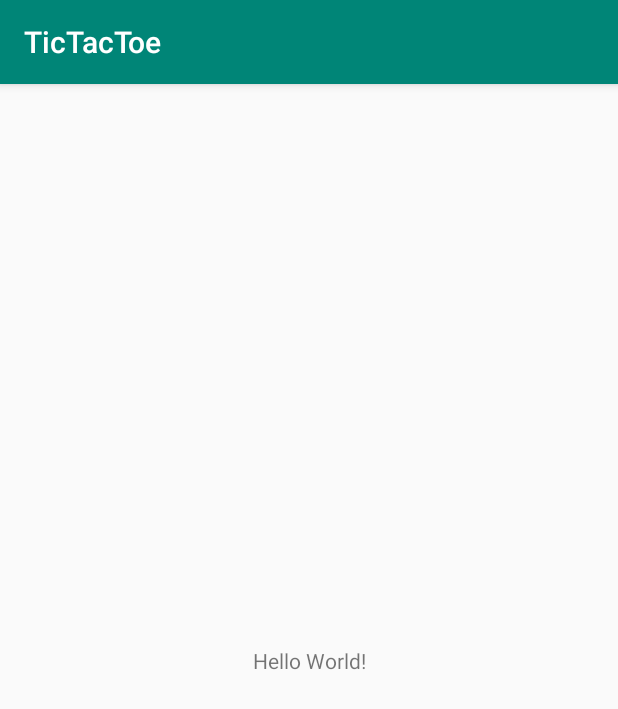
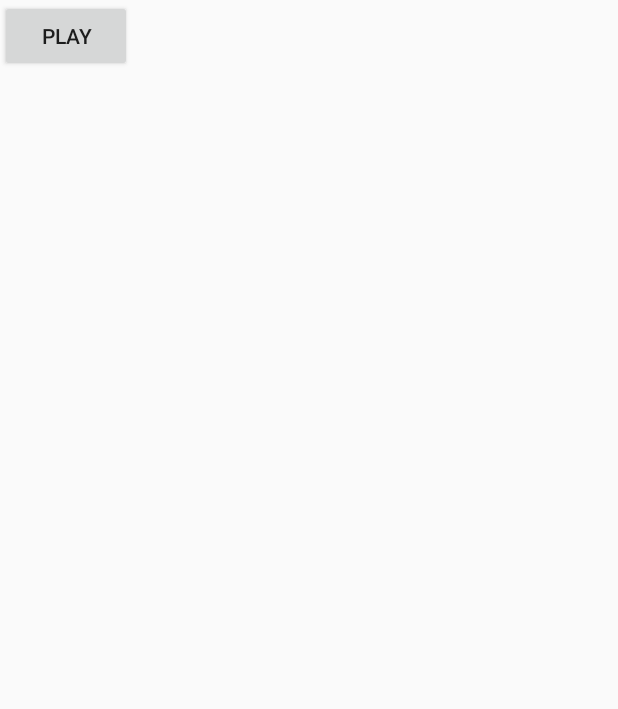
Before and after one commit to jahnsrud/super-ttt, an Android app: the screen it shows after launch (MainActivity), on a phone screen of 412 x 824 dp. Shown: the top 709 px of the screen. Run offline under Robolectric (Android 15) with nearby library versions, the phone set to English and light mode, and no system bars.

Commit message:
Initial styling

```diff
--- a/TicTacToe/app/src/main/res/drawable-v24/ic_launcher_foreground.xml
+++ b/TicTacToe/app/src/main/res/drawable-v24/ic_launcher_foreground.xml
@@ -18,10 +18,10 @@
                     android:type="linear">
                 <item
                         android:color="#44000000"
-                    android:offset="0.0" />
+                        android:offset="0.0"/>
                 <item
                         android:color="#00000000"
-                    android:offset="1.0" />
+                        android:offset="1.0"/>
             </gradient>
         </aapt:attr>
     </path>
@@ -30,5 +30,5 @@
             android:fillType="nonZero"
             android:pathData="M66.94,46.02L66.94,46.02C72.44,50.07 76,56.61 76,64L32,64C32,56.61 35.56,50.11 40.98,46.06L36.18,41.19C35.45,40.45 35.45,39.3 36.18,38.56C36.91,37.81 38.05,37.81 38.78,38.56L44.25,44.05C47.18,42.57 50.48,41.71 54,41.71C57.48,41.71 60.78,42.57 63.68,44.05L69.11,38.56C69.84,37.81 70.98,37.81 71.71,38.56C72.44,39.3 72.44,40.45 71.71,41.19L66.94,46.02ZM62.94,56.92C64.08,56.92 65,56.01 65,54.88C65,53.76 64.08,52.85 62.94,52.85C61.8,52.85 60.88,53.76 60.88,54.88C60.88,56.01 61.8,56.92 62.94,56.92ZM45.06,56.92C46.2,56.92 47.13,56.01 47.13,54.88C47.13,53.76 46.2,52.85 45.06,52.85C43.92,52.85 43,53.76 43,54.88C43,56.01 43.92,56.92 45.06,56.92Z"
             android:strokeColor="#00000000"
-        android:strokeWidth="1" />
+            android:strokeWidth="1"/>
 </vector>
--- a/TicTacToe/app/src/main/res/layout/activity_main.xml
+++ b/TicTacToe/app/src/main/res/layout/activity_main.xml
@@ -6,14 +6,10 @@
         android:layout_width="match_parent"
         android:layout_height="match_parent"
         tools:context=".MainActivity">
-
-    <TextView
+    <Button
+            android:text="Play"
             android:layout_width="wrap_content"
             android:layout_height="wrap_content"
-        android:text="Hello World!"
-        app:layout_constraintBottom_toBottomOf="parent"
-        app:layout_constraintLeft_toLeftOf="parent"
-        app:layout_constraintRight_toRightOf="parent"
-        app:layout_constraintTop_toTopOf="parent" />
-
+            android:id="@+id/button"
+            tools:layout_editor_absoluteY="342dp" tools:layout_editor_absoluteX="162dp"/>
 </android.support.constraint.ConstraintLayout>
--- a/TicTacToe/app/src/main/res/values/colors.xml
+++ b/TicTacToe/app/src/main/res/values/colors.xml
@@ -1,6 +1,6 @@
 <?xml version="1.0" encoding="utf-8"?>
 <resources>
-    <color name="colorPrimary">#008577</color>
-    <color name="colorPrimaryDark">#00574B</color>
+    <color name="colorPrimary">#000000</color>
+    <color name="colorPrimaryDark">#000000</color>
     <color name="colorAccent">#D81B60</color>
 </resources>
--- a/TicTacToe/app/src/main/res/values/styles.xml
+++ b/TicTacToe/app/src/main/res/values/styles.xml
@@ -1,7 +1,7 @@
 <resources>
 
     <!-- Base application theme. -->
-    <style name="AppTheme" parent="Theme.AppCompat.Light.DarkActionBar">
+    <style name="AppTheme" parent="Theme.AppCompat.Light.NoActionBar">
         <!-- Customize your theme here. -->
         <item name="colorPrimary">@color/colorPrimary</item>
         <item name="colorPrimaryDark">@color/colorPrimaryDark</item>
--- a/TicTacToe/build.gradle
+++ b/TicTacToe/build.gradle
@@ -8,7 +8,7 @@ buildscript {
 
     }
     dependencies {
-        classpath 'com.android.tools.build:gradle:3.3.0'
+        classpath 'com.android.tools.build:gradle:3.3.2'
         classpath "org.jetbrains.kotlin:kotlin-gradle-plugin:$kotlin_version"
         // NOTE: Do not place your application dependencies here; they belong
         // in the individual module build.gradle files
--- a/TicTacToe/gradle.properties
+++ b/TicTacToe/gradle.properties
@@ -1,21 +1,15 @@
 # Project-wide Gradle settings.
-
 # IDE (e.g. Android Studio) users:
 # Gradle settings configured through the IDE *will override*
 # any settings specified in this file.
-
 # For more details on how to configure your build environment visit
 # http://www.gradle.org/docs/current/userguide/build_environment.html
-
 # Specifies the JVM arguments used for the daemon process.
 # The setting is particularly useful for tweaking memory settings.
 org.gradle.jvmargs=-Xmx1536m
-
 # When configured, Gradle will run in incubating parallel mode.
 # This option should only be used with decoupled projects. More details, visit
 # http://www.gradle.org/docs/current/userguide/multi_project_builds.html#sec:decoupled_projects
 # org.gradle.parallel=true
-
-
 # Kotlin code style for this project: "official" or "obsolete":
 kotlin.code.style=official
```
Also changed, not shown: TicTacToe/app/src/main/AndroidManifest.xml (+10 -10 lines), TicTacToe/app/src/main/res/drawable/ic_launcher_background.xml (+5 -5 lines). Lines whose indentation alone changed are shown as unchanged.
